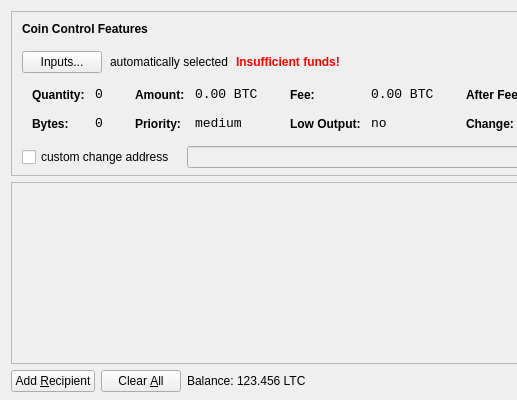
XEPHULA-Social-Media/xephula, file src/qt/forms/sendcoinsdialog.ui: the form before one commit; both pictures show x 0 to 517 and y 0 to 400 of the 850 by 400 pixel window.
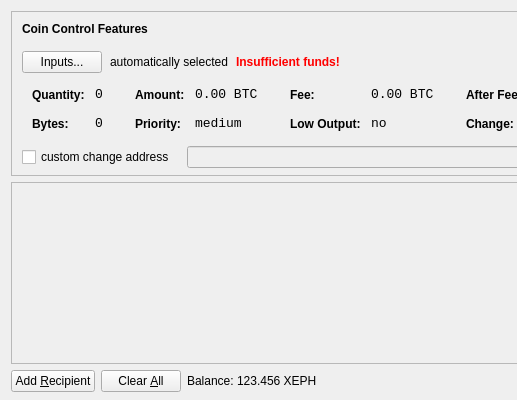
The form after the commit. Icons and pictures are not drawn.

```diff
--- a/src/qt/forms/sendcoinsdialog.ui
+++ b/src/qt/forms/sendcoinsdialog.ui
@@ -720,7 +720,7 @@
           <cursorShape>IBeamCursor</cursorShape>
          </property>
          <property name="text">
-          <string>123.456 LTC</string>
+          <string>123.456 XEPH</string>
          </property>
          <property name="textInteractionFlags">
           <set>Qt::LinksAccessibleByMouse|Qt::TextSelectableByKeyboard|Qt::TextSelectableByMouse</set>
```
